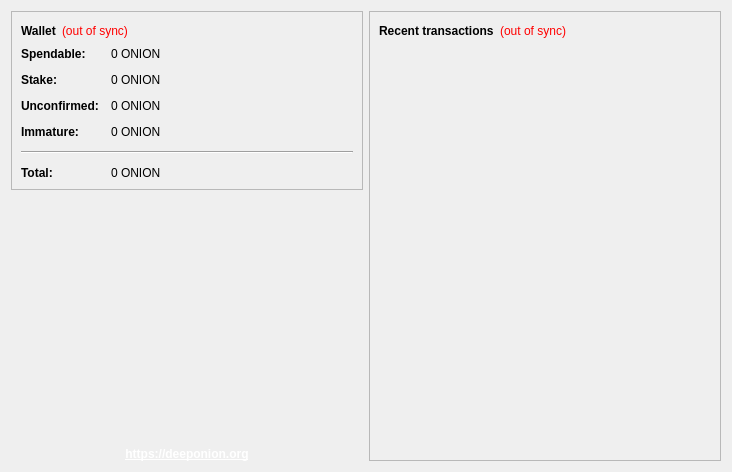
Qt form src/qt/forms/overviewpage.ui (deeponion/deeponion-legacy) before a commit.
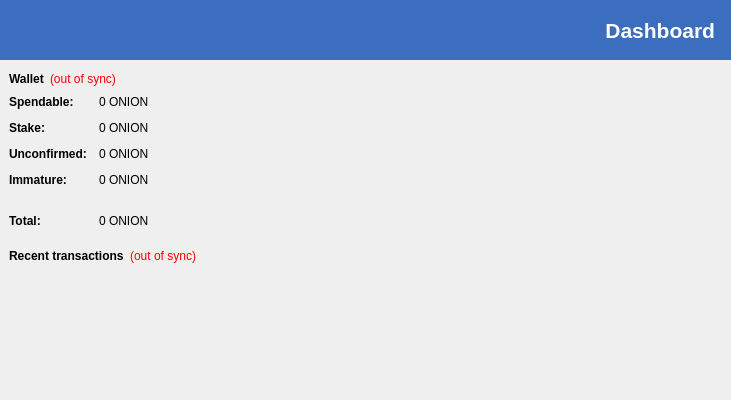
The same form after that commit.

Commit message:
Changed the Left Menu and started working on the Overview Page
Still have to add i18n support for all the labels. The UI looks according to the design almost entirely.

Patch:
```diff
--- a/src/qt/forms/overviewpage.ui
+++ b/src/qt/forms/overviewpage.ui
@@ -6,19 +6,65 @@
    <rect>
     <x>0</x>
     <y>0</y>
-    <width>732</width>
-    <height>472</height>
+    <width>731</width>
+    <height>400</height>
    </rect>
   </property>
   <property name="windowTitle">
    <string>Form</string>
   </property>
   <property name="styleSheet">
-   <string notr="true"/>
+   <string notr="true">border:0;</string>
   </property>
-  <layout class="QHBoxLayout" name="horizontalLayout" stretch="0,0">
+  <layout class="QVBoxLayout" name="verticalLayout_6" stretch="0,0,0">
+   <property name="spacing">
+    <number>0</number>
+   </property>
+   <property name="leftMargin">
+    <number>0</number>
+   </property>
+   <property name="topMargin">
+    <number>0</number>
+   </property>
+   <property name="rightMargin">
+    <number>0</number>
+   </property>
+   <property name="bottomMargin">
+    <number>0</number>
+   </property>
    <item>
-    <layout class="QVBoxLayout" name="verticalLayout_2">
+    <widget class="QLabel" name="label_7">
+     <property name="minimumSize">
+      <size>
+       <width>0</width>
+       <height>60</height>
+      </size>
+     </property>
+     <property name="maximumSize">
+      <size>
+       <width>16777215</width>
+       <height>60</height>
+      </size>
+     </property>
+     <property name="font">
+      <font>
+       <family>Tahoma</family>
+       <pointsize>16</pointsize>
+       <weight>75</weight>
+       <bold>true</bold>
+      </font>
+     </property>
+     <property name="styleSheet">
+      <string notr="true">background-color: #3B6EBF; color: white; padding: 10px;</string>
+     </property>
+     <property name="text">
+      <string>Dashboard</string>
+     </property>
+     <property name="alignment">
+      <set>Qt::AlignRight|Qt::AlignTrailing|Qt::AlignVCenter</set>
+     </property>
+    </widget>
+   </item>
      <item>
       <widget class="QFrame" name="frame">
        <property name="frameShape">
@@ -268,69 +314,6 @@
         </item>
        </layout>
       </widget>
-     </item>
-     <item>
-      <spacer name="verticalSpacer_4">
-       <property name="orientation">
-        <enum>Qt::Vertical</enum>
-       </property>
-       <property name="sizeHint" stdset="0">
-        <size>
-         <width>20</width>
-         <height>40</height>
-        </size>
-       </property>
-      </spacer>
-     </item>
-     <item>
-      <widget class="QLabel" name="wallet_logo_lbl">
-       <property name="frameShape">
-        <enum>QFrame::NoFrame</enum>
-       </property>
-       <property name="lineWidth">
-        <number>1</number>
-       </property>
-       <property name="text">
-        <string/>
-       </property>
-       <property name="scaledContents">
-        <bool>false</bool>
-       </property>
-       <property name="alignment">
-        <set>Qt::AlignCenter</set>
-       </property>
-       <property name="indent">
-        <number>0</number>
-       </property>
-      </widget>
-     </item>
-     <item>
-      <spacer name="verticalSpacer">
-       <property name="orientation">
-        <enum>Qt::Vertical</enum>
-       </property>
-       <property name="sizeHint" stdset="0">
-        <size>
-         <width>20</width>
-         <height>40</height>
-        </size>
-       </property>
-      </spacer>
-     </item>
-     <item>
-      <widget class="QLabel" name="label_2">
-       <property name="text">
-        <string>&lt;html&gt;&lt;head/&gt;&lt;body&gt;&lt;p&gt;&lt;a href=&quot;https://deeponion.org&quot;&gt;&lt;span style=&quot; font-weight:600; text-decoration: underline; color:#ffffff;&quot;&gt;https://deeponion.org&lt;/span&gt;&lt;/a&gt;&lt;/p&gt;&lt;/body&gt;&lt;/html&gt;</string>
-       </property>
-       <property name="alignment">
-        <set>Qt::AlignCenter</set>
-       </property>
-       <property name="openExternalLinks">
-        <bool>true</bool>
-       </property>
-      </widget>
-     </item>
-    </layout>
    </item>
    <item>
     <layout class="QVBoxLayout" name="verticalLayout_3">
```
Lines whose indentation alone changed are shown as unchanged. The commit also changes 8 other files.
